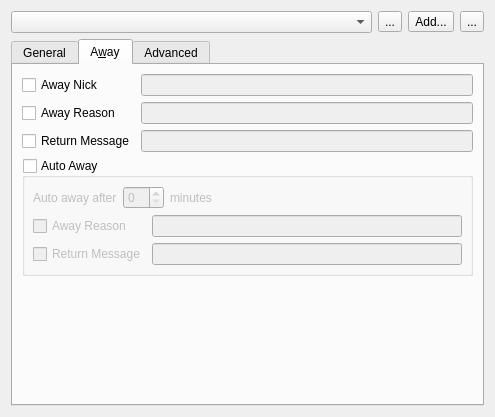
First picture: the form in src/qtui/settingspages/identitiessettingspage.ui, repository quassel/quassel, before the edit.
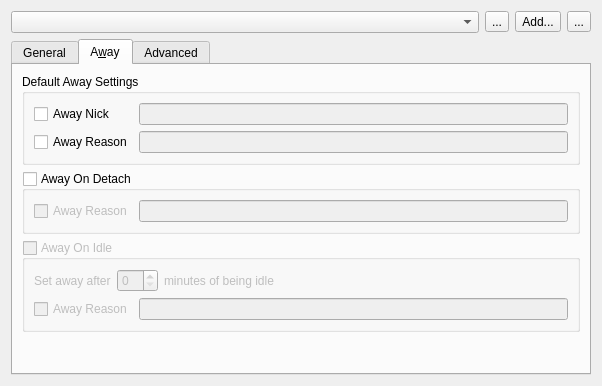
Second picture: the form after the edit. The open tabs and pages were chosen to show the change. Icons and pictures are not drawn.

Commit message: Adding detach-away settings to identities, removing unneeded crap. Probably breaks protocol.

The edit to the form file:
```diff
--- a/src/qtui/settingspages/identitiessettingspage.ui
+++ b/src/qtui/settingspages/identitiessettingspage.ui
@@ -5,8 +5,8 @@
    <rect>
     <x>0</x>
     <y>0</y>
-    <width>495</width>
-    <height>417</height>
+    <width>602</width>
+    <height>386</height>
    </rect>
   </property>
   <property name="windowTitle" >
@@ -309,18 +309,16 @@
         </layout>
        </widget>
        <widget class="QWidget" name="awayTab" >
-        <property name="geometry" >
-         <rect>
-          <x>0</x>
-          <y>0</y>
-          <width>100</width>
-          <height>30</height>
-         </rect>
-        </property>
         <attribute name="title" >
          <string>A&amp;way</string>
         </attribute>
-        <layout class="QVBoxLayout" >
+        <layout class="QVBoxLayout" name="verticalLayout_4" >
+         <item>
+          <widget class="QGroupBox" name="groupBox_2" >
+           <property name="title" >
+            <string>Default Away Settings</string>
+           </property>
+           <layout class="QVBoxLayout" name="verticalLayout_3" >
          <item>
           <layout class="QGridLayout" >
            <property name="margin" >
@@ -348,19 +346,8 @@
              <property name="enabled" >
               <bool>false</bool>
              </property>
-            </widget>
-           </item>
-           <item row="2" column="0" >
-            <widget class="QCheckBox" name="returnMessageEnabled" >
-             <property name="text" >
-              <string>Return Message</string>
-             </property>
-            </widget>
-           </item>
-           <item row="2" column="1" >
-            <widget class="QLineEdit" name="returnMessage" >
-             <property name="enabled" >
-              <bool>false</bool>
+                <property name="toolTip" >
+                 <string>Default away reason</string>
              </property>
             </widget>
            </item>
@@ -373,10 +360,61 @@
            </item>
           </layout>
          </item>
+           </layout>
+          </widget>
+         </item>
+         <item>
+          <widget class="QGroupBox" name="detachAwayEnabled" >
+           <property name="toolTip" >
+            <string>Set away when all clients have detached from the core</string>
+           </property>
+           <property name="title" >
+            <string>Away On Detach</string>
+           </property>
+           <property name="checkable" >
+            <bool>true</bool>
+           </property>
+           <property name="checked" >
+            <bool>false</bool>
+           </property>
+           <layout class="QVBoxLayout" name="verticalLayout" >
+            <item>
+             <layout class="QHBoxLayout" name="horizontalLayout" >
+              <item>
+               <widget class="QCheckBox" name="detachAwayReasonEnabled" >
+                <property name="toolTip" >
+                 <string>Override default away reason for auto-away on detach</string>
+                </property>
+                <property name="text" >
+                 <string>Away Reason</string>
+                </property>
+               </widget>
+              </item>
+              <item>
+               <widget class="QLineEdit" name="detachAwayReason" >
+                <property name="enabled" >
+                 <bool>false</bool>
+                </property>
+                <property name="toolTip" >
+                 <string>Override default away reason for auto-away on detach</string>
+                </property>
+               </widget>
+              </item>
+             </layout>
+            </item>
+           </layout>
+          </widget>
+         </item>
          <item>
           <widget class="QGroupBox" name="autoAwayEnabled" >
+           <property name="enabled" >
+            <bool>false</bool>
+           </property>
+           <property name="toolTip" >
+            <string>Not implemented yet</string>
+           </property>
            <property name="title" >
-            <string>Auto Away</string>
+            <string>Away On Idle</string>
            </property>
            <property name="checkable" >
             <bool>true</bool>
@@ -384,13 +422,7 @@
            <property name="checked" >
             <bool>false</bool>
            </property>
-           <layout class="QVBoxLayout" >
-            <property name="spacing" >
-             <number>6</number>
-            </property>
-            <property name="margin" >
-             <number>8</number>
-            </property>
+           <layout class="QVBoxLayout" name="verticalLayout_2" >
             <item>
              <layout class="QHBoxLayout" >
               <property name="spacing" >
@@ -402,7 +434,7 @@
               <item>
                <widget class="QLabel" name="autoAwayLabel_1" >
                 <property name="text" >
-                 <string>Auto away after</string>
+                 <string>Set away after</string>
                 </property>
                </widget>
               </item>
@@ -412,7 +444,7 @@
               <item>
                <widget class="QLabel" name="autoAwayLabel_2" >
                 <property name="text" >
-                 <string>minutes</string>
+                 <string>minutes of being idle</string>
                 </property>
                </widget>
               </item>
@@ -439,13 +471,6 @@
               <property name="spacing" >
                <number>6</number>
               </property>
-              <item row="1" column="0" >
-               <widget class="QCheckBox" name="autoReturnMessageEnabled" >
-                <property name="text" >
-                 <string>Return Message</string>
-                </property>
-               </widget>
-              </item>
               <item row="0" column="0" >
                <widget class="QCheckBox" name="autoAwayReasonEnabled" >
                 <property name="text" >
@@ -453,11 +478,12 @@
                 </property>
                </widget>
               </item>
-              <item row="1" column="1" >
-               <widget class="QLineEdit" name="autoReturnMessage" />
-              </item>
               <item row="0" column="1" >
-               <widget class="QLineEdit" name="autoAwayReason" />
+               <widget class="QLineEdit" name="autoAwayReason" >
+                <property name="enabled" >
+                 <bool>false</bool>
+                </property>
+               </widget>
               </item>
              </layout>
             </item>
```
Left out of the diff: 82 changed lines with no effect on the pictures. Lines whose indentation alone changed are shown as unchanged. The commit also changes 3 other files.
